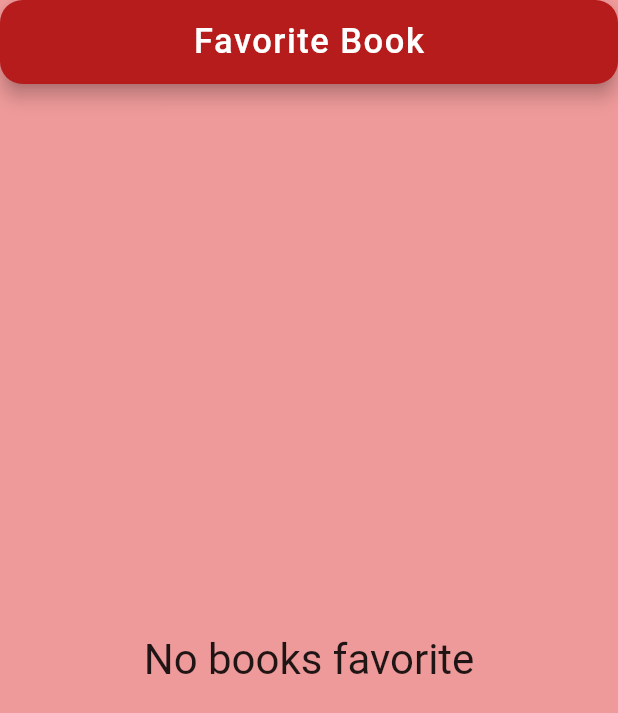
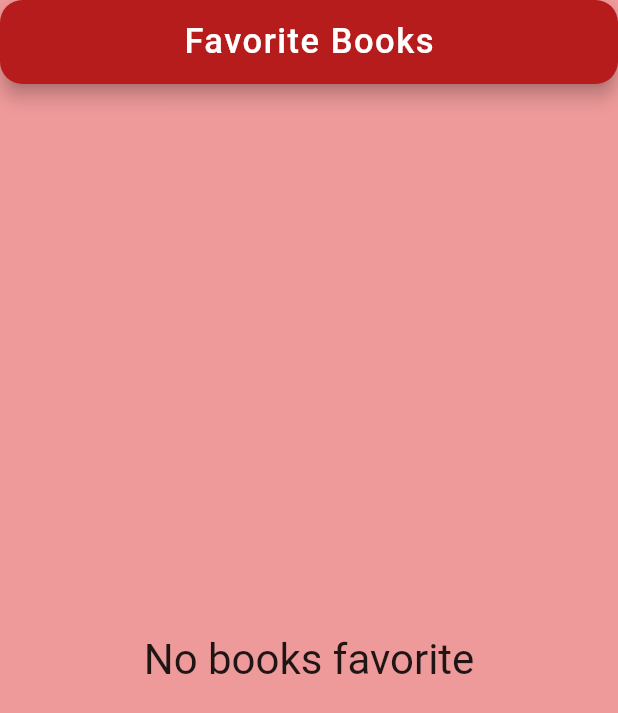
Before and after one commit to 10urbulut/books_demo, a Flutter app: the BooksFavoriteView screen opened directly, on a phone screen of 412 x 824 dp. Shown: the top 713 px of the screen. Run offline on Flutter 3.47's test engine with Material 2 defaults, Android fonts, the phone set to English and light mode, and no system bars; our stand-ins replace auto_route, fluttertoast, responsive_framework; statements that could not run were skipped; project files that could hold a hidden picture were left out.

Commit message:
Add new static strings

```diff
--- a/lib/common/constants/strings/title_strings.dart
+++ b/lib/common/constants/strings/title_strings.dart
@@ -4,5 +4,5 @@ class TitleStrings {
   static const String BOOKS = "Books";
   static const String BOOK_DETAIL = "Book Detail";
 
-  static const String FAVORITE_BOOKS = "Favorite Book";
+  static const String FAVORITE_BOOKS = "Favorite Books";
 }
```
